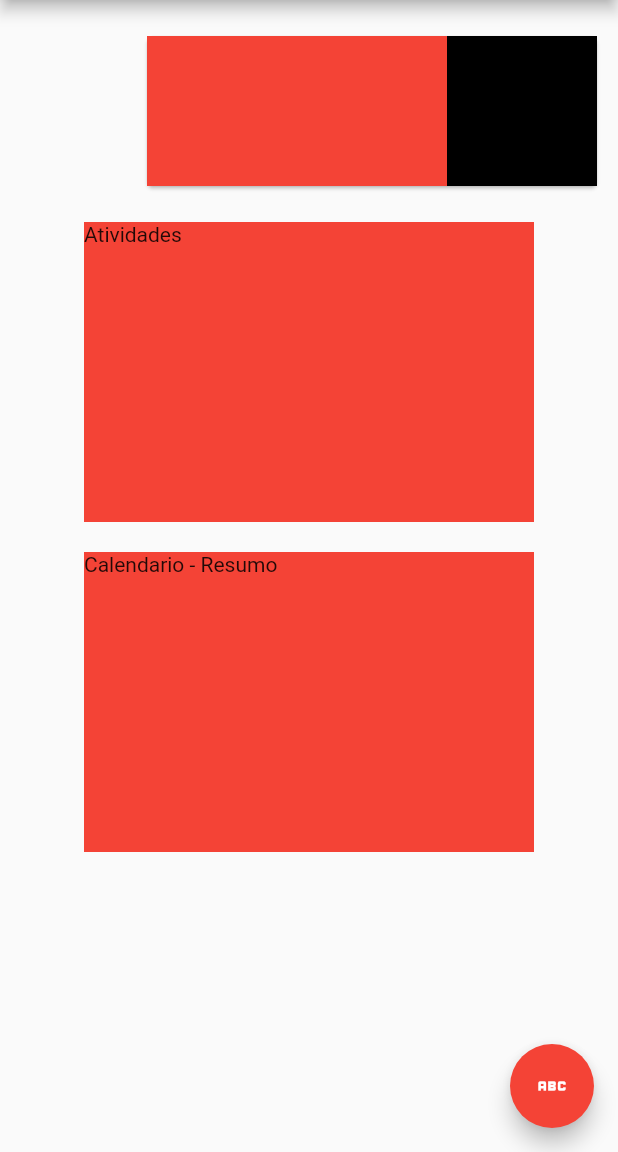
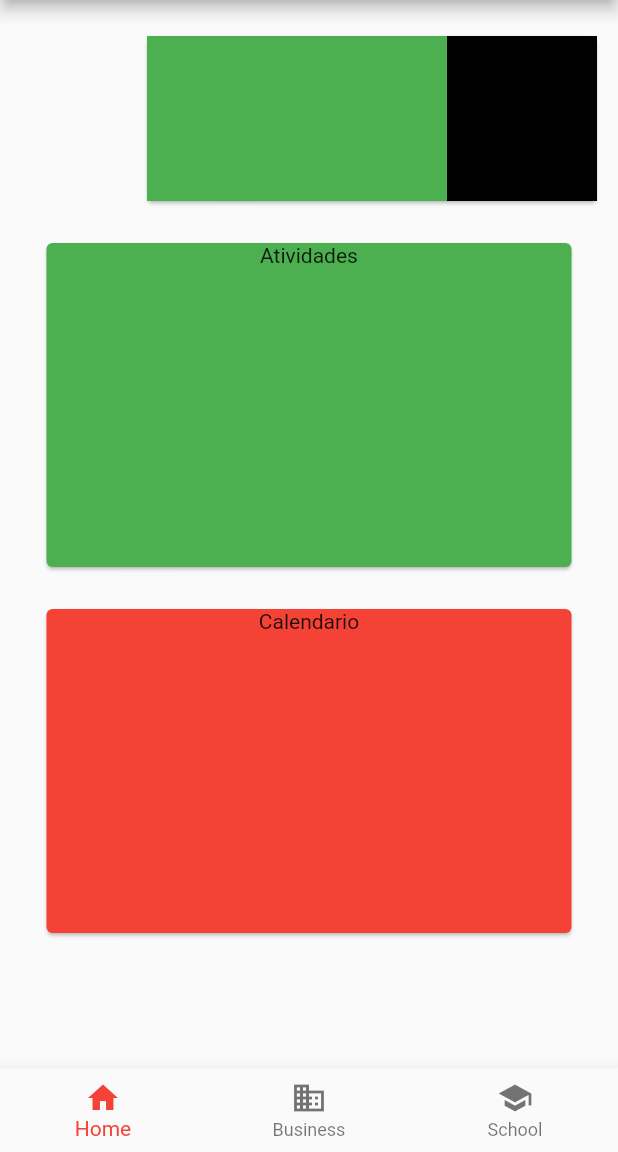
Before and after one commit to Douglas08Santos/ExecPenal, a Flutter app: the HomePage screen opened directly, on a phone screen of 412 x 824 dp, the part 84-1236 px from its top. Run offline on Flutter 3.47's test engine with Material 2 defaults, Android fonts, the phone set to English and light mode, and no system bars.

Commit message:
modularized cards home

```diff
--- /dev/null
+++ b/lib/homePage/activityCard.dart
@@ -0,0 +1,21 @@
+import 'package:flutter/material.dart';
+
+class ActivityCard extends StatelessWidget {
+  const ActivityCard({Key? key}) : super(key: key);
+
+  @override
+  Widget build(BuildContext context) {
+    return Card(
+      child: Column(
+        children: [
+          Text('Atividades'),
+          Container(
+            width: 350,
+            height: 200,
+          )
+        ],
+      ),
+      color: Colors.green,
+    );
+  }
+}
--- /dev/null
+++ b/lib/homePage/calendarCard.dart
@@ -0,0 +1,21 @@
+import 'package:flutter/material.dart';
+
+class CalendarCard extends StatelessWidget {
+  const CalendarCard({Key? key}) : super(key: key);
+
+  @override
+  Widget build(BuildContext context) {
+    return Card(
+      child: Column(
+        children: [
+          Text('Calendario'),
+          Container(
+            width: 350,
+            height: 200,
+          )
+        ],
+      ),
+      color: Colors.red,
+    );
+  }
+}
--- /dev/null
+++ b/lib/homePage/customBottomNavBar.dart
@@ -0,0 +1,27 @@
+import 'package:flutter/material.dart';
+
+class CustomBottomNavBar extends StatelessWidget {
+  const CustomBottomNavBar({Key? key}) : super(key: key);
+
+  @override
+  Widget build(BuildContext context) {
+    return BottomNavigationBar(
+      items: const <BottomNavigationBarItem>[
+        BottomNavigationBarItem(
+          icon: Icon(Icons.home),
+          label: 'Home',
+        ),
+        BottomNavigationBarItem(
+          icon: Icon(Icons.business),
+          label: 'Business',
+        ),
+        BottomNavigationBarItem(
+          icon: Icon(Icons.school),
+          label: 'School',
+        ),
+      ],
+    );
+  }
+}
+
+/** items: , */
--- a/lib/homePage/home.dart
+++ b/lib/homePage/home.dart
@@ -1,3 +1,7 @@
+import 'package:exec_penal/homePage/activityCard.dart';
+import 'package:exec_penal/homePage/calendarCard.dart';
+import 'package:exec_penal/homePage/customBottomNavBar.dart';
+import 'package:exec_penal/homePage/profileCard.dart';
 import 'package:flutter/material.dart';
 
 class HomePage extends StatefulWidget {
@@ -12,16 +16,10 @@ class _HomePageState extends State<HomePage> {
   Widget build(BuildContext context) {
     return Scaffold(
         appBar: AppBar(
-        title: Text("Execução Penal - Home"),
+          title: const Text("Execução Penal - Home"),
           actions: [],
         ),
-      floatingActionButton: FloatingActionButton(
-        child: Icon(Icons.abc),
-        onPressed: () {},
-      ),
-      body: Container(
-        child: Column(
-          children: [
+        body: Column(children: [
           const SizedBox(
             height: 20,
           ),
@@ -29,19 +27,7 @@ class _HomePageState extends State<HomePage> {
             mainAxisAlignment: MainAxisAlignment.end,
             children: [
               /**profile card */
-                Card(
-                  child: Row(
-                    mainAxisAlignment: MainAxisAlignment.center,
-                    children: [
-                      /**Infos User */
-                      Container(width: 200, height: 100, color: Colors.red),
-                      /**Picture Use */
-                      Container(width: 100, height: 100, color: Colors.black),
-                    ],
-                  ),
-                  borderOnForeground: true,
-                  shadowColor: Colors.black,
-                ),
+              const ProfileCard(),
               const SizedBox(
                 width: 10,
               ),
@@ -50,24 +36,17 @@ class _HomePageState extends State<HomePage> {
           const SizedBox(
             height: 20,
           ),
-            Container(
-              child: Text('Atividades'),
-              width: 300,
-              height: 200,
-              color: Colors.red,
-            ),
+          /**Card de atividades */
+          const ActivityCard(),
           const SizedBox(
             height: 20,
           ),
-            Container(
-              child: Text('Calendario - Resumo'),
-              width: 300,
-              height: 200,
-              color: Colors.red,
-            )
-          ],
+          /**Card para resumo do calendário */
+          const CalendarCard(),
+          const SizedBox(
+            height: 20,
           ),
-      ),
-    );
+        ]),
+        bottomNavigationBar: CustomBottomNavBar());
   }
 }
--- /dev/null
+++ b/lib/homePage/profileCard.dart
@@ -0,0 +1,19 @@
+import 'package:flutter/material.dart';
+import 'package:flutter/src/foundation/key.dart';
+import 'package:flutter/src/widgets/framework.dart';
+
+class ProfileCard extends StatelessWidget {
+  const ProfileCard({Key? key}) : super(key: key);
+
+  @override
+  Widget build(BuildContext context) {
+    /**profile card */
+    return Card(
+        child: Row(mainAxisAlignment: MainAxisAlignment.center, children: [
+      /**Infos User */
+      Container(width: 200, height: 110, color: Colors.green),
+      /**Picture Use */
+      Container(width: 100, height: 110, color: Colors.black)
+    ]));
+  }
+}
--- a/lib/loginPage/login.dart
+++ b/lib/loginPage/login.dart
@@ -1,7 +1,7 @@
 import 'package:exec_penal/homePage/home.dart';
 import 'package:flutter/material.dart';
 
-import 'CustomDropDownButton.dart';
+import 'customDropDownButton.dart';
 import 'register.dart';
 
 class LoginPage extends StatefulWidget {
@@ -91,9 +91,7 @@ class _LoginPageState extends State<LoginPage> {
                       Navigator.pushReplacement(
                           context,
                           MaterialPageRoute(
-                              builder: (context) =>
-                                  /**TODO: proxima pagina */
-                                  const HomePage()));
+                              builder: (context) => const HomePage()));
                     },
                     style: ElevatedButton.styleFrom(
                       padding: const EdgeInsets.fromLTRB(40, 15, 40, 15),
--- a/lib/main.dart
+++ b/lib/main.dart
@@ -17,7 +17,7 @@ class MyApp extends StatelessWidget {
         theme: ThemeData(
           primarySwatch: Colors.red,
         ),
-        home: HomePage());
+        home: LoginPage());
   }
 }
 
```
Also changed, not shown: lib/loginPage/customDropDownButton.dart (renamed from lib/loginPage/CustomDropDownButton.dart). Lines whose indentation alone changed are shown as unchanged.
